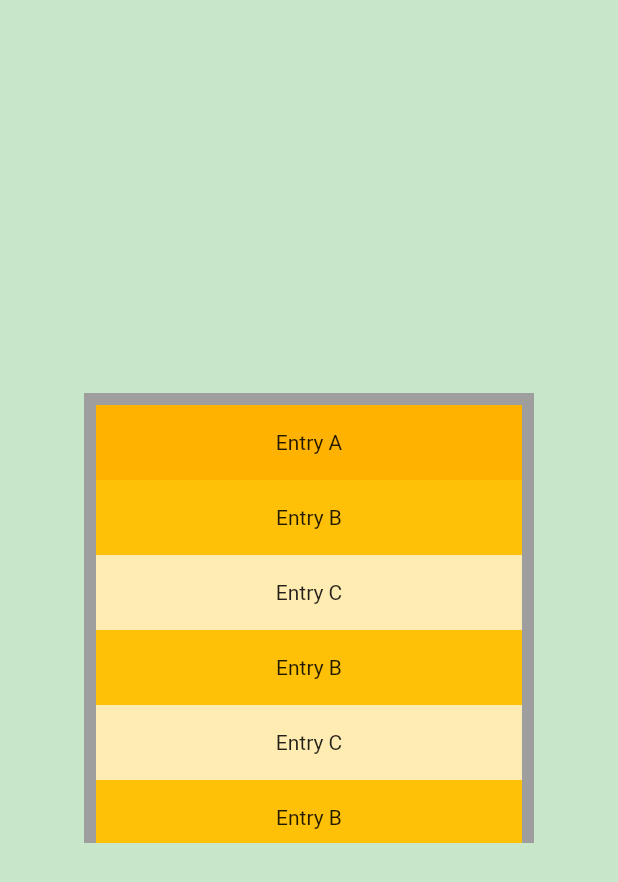
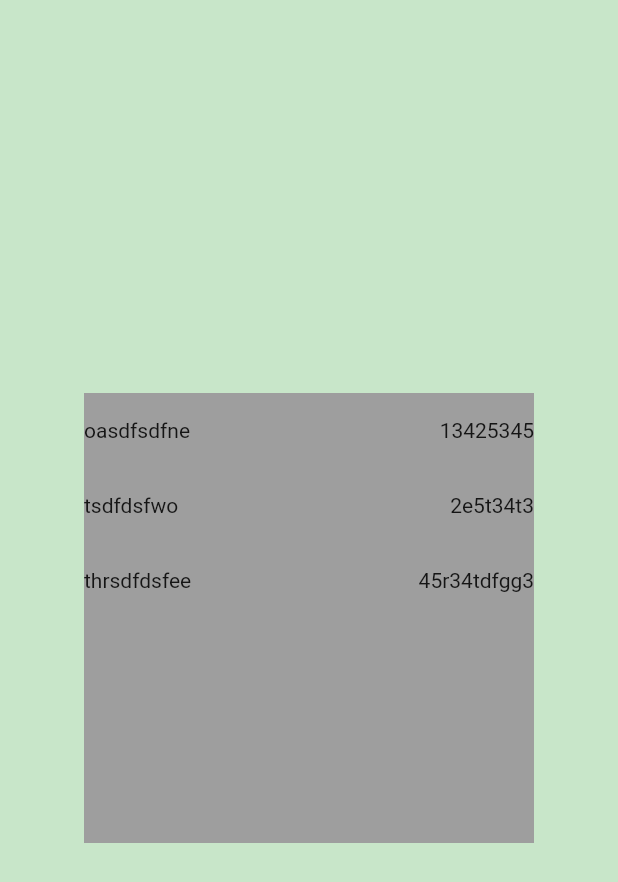
Before and after one commit to dabuzida/mimicKakaotalk, a Flutter app: the screen it shows after launch, on a phone screen of 412 x 824 dp. Shown: the top 882 px of the screen. Run offline on Flutter 3.47's test engine with Material 2 defaults, Android fonts, the phone set to English and light mode, and no system bars.

Commit message:
계산기 만들때 실험

```diff
--- a/lib/main.dart
+++ b/lib/main.dart
@@ -20,7 +20,7 @@ class MyApp extends StatelessWidget {
     return MaterialApp(
       home: Scaffold(
         backgroundColor: Colors.green[100],
-        body: ListViewBuilder(),
+        body: const ListViewBuilder(), // 계산기 관련 테스트
         // body: KakaoTalk(),
       ),
     );
--- a/lib/test_ListViewBuilder.dart
+++ b/lib/test_ListViewBuilder.dart
@@ -12,6 +12,14 @@ class _ListViewBuilderState extends State<ListViewBuilder> {
   // ListView.builder에 key, value를 분리해서 다루는 방법
   final List<String> entries = <String>['A', 'B', 'C', 'B', 'C', 'B', 'C'];
   final List<int> colorCodes = <int>[600, 500, 100, 500, 100, 500, 100];
+  final List<Map<String, String>> i = [
+    {'oasdfsdfne': '13425345'},
+    {'tsdfdsfwo': '2e5t34t3'},
+    {'thrsdfdsfee': '45r34tdfgg3'},
+  ];
+  final List<String> ii = ['one', 'two'];
+  final List<String> iii = ['1', '2'];
+
   @override
   Widget build(BuildContext context) {
     return Center(
@@ -20,14 +28,21 @@ class _ListViewBuilderState extends State<ListViewBuilder> {
         height: 300,
         color: Colors.grey,
         child: ListView.builder(
-            padding: const EdgeInsets.all(8),
-            itemCount: entries.length,
+            itemCount: i.length,
             itemBuilder: (BuildContext context, int index) {
-              return Container(
-                height: 50,
-                color: Colors.amber[colorCodes[index]],
-                child: Center(child: Text('Entry ${entries[index]}')),
-              );
+              return SizedBox(
+                  height: 50,
+                  child: Row(
+                    mainAxisAlignment: MainAxisAlignment.spaceBetween,
+                    children: <Widget>[
+                      Text(i[index].keys.single),
+                      Text(i[index].values.last),
+                      // Text(ii[index]),
+                      // Text(iii[index]),
+                    ],
+                  )
+                  // Center(child: Text('Entry ${entries[index]}')),
+                  );
             }),
       ),
     );
```
